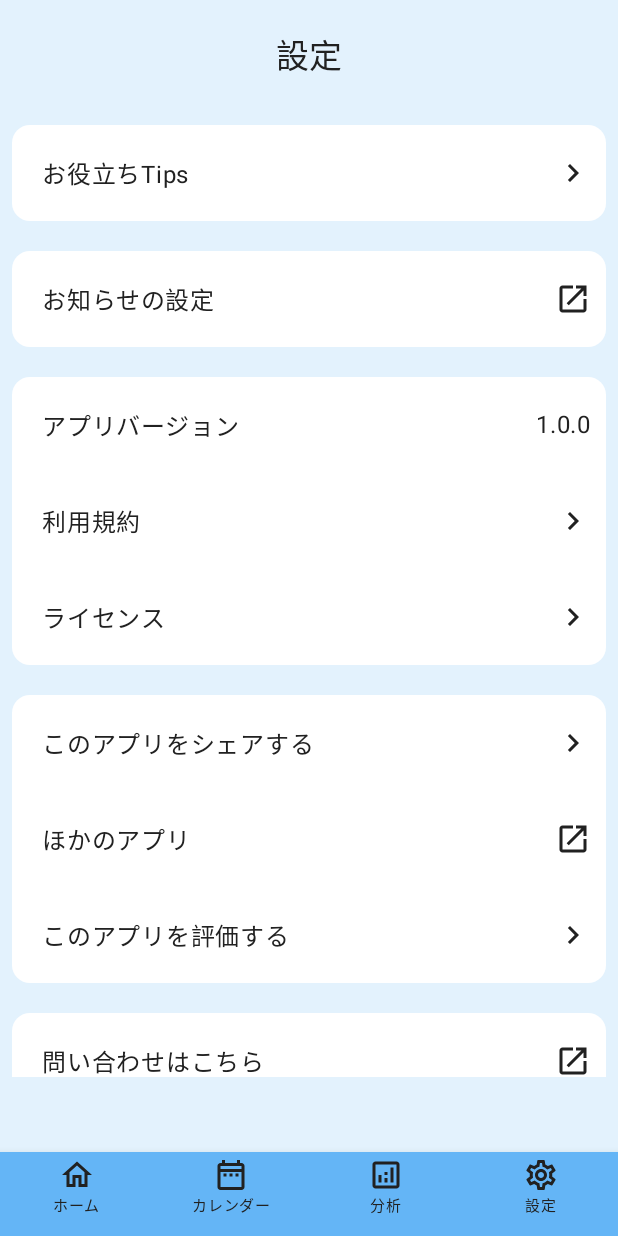
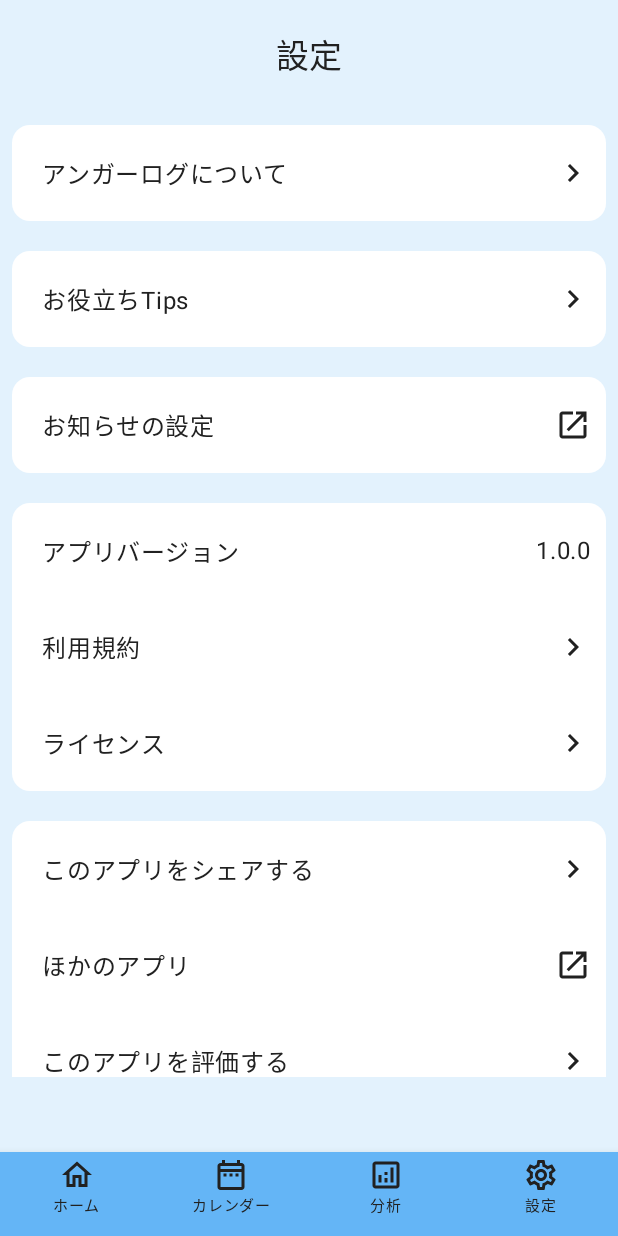
Before and after one commit to kurramkurram/AngerLog, an Android app built with Jetpack Compose: the SettingScreen screen opened through its navigation route, on a phone screen of 412 x 824 dp. Run offline under Robolectric (Android 15) with nearby library versions, the phone set to English and light mode, and no system bars; our stand-ins replace AdMob; 1 statement that could not run was skipped.

Commit message:
[Add] About App Screen

```diff
--- a/app/src/main/java/io/github/kurramkurram/angerlog/ui/navigation/AngerLogNavigation.kt
+++ b/app/src/main/java/io/github/kurramkurram/angerlog/ui/navigation/AngerLogNavigation.kt
@@ -9,6 +9,8 @@ import androidx.navigation.compose.composable
 import androidx.navigation.toRoute
 import io.github.kurramkurram.angerlog.data.repository.AgreementPolicyRepository
 import io.github.kurramkurram.angerlog.data.repository.AgreementPolicyRepositoryImpl
+import io.github.kurramkurram.angerlog.ui.screen.aboutapp.AboutApp
+import io.github.kurramkurram.angerlog.ui.screen.aboutapp.AboutAppScreen
 import io.github.kurramkurram.angerlog.ui.screen.analysis.Analysis
 import io.github.kurramkurram.angerlog.ui.screen.analysis.AnalysisScreen
 import io.github.kurramkurram.angerlog.ui.screen.calendar.Calendar
@@ -107,6 +109,7 @@ fun AngerLogNavHost(
         composable<Setting> {
             SettingScreen(
                 onItemTipsClick = { navController.navigate(route = Tips) },
+                onAboutAppClick = { navController.navigate(route = AboutApp) },
                 onPolicyClick = { navController.navigate(route = Policy) },
                 onLicenseClick = { navController.navigate(route = License) },
             )
@@ -123,6 +126,8 @@ fun AngerLogNavHost(
             )
         }
 
+        composable<AboutApp> { AboutAppScreen(onClickBack = { navController.popBackStack() }) }
+
         composable<Tips> { TipsScreen(onClickBack = { navController.popBackStack() }) }
 
         composable<License> { LicenseScreen(onClickButton = { navController.popBackStack() }) }
--- a/app/src/main/java/io/github/kurramkurram/angerlog/ui/screen/setting/SettingScreen.kt
+++ b/app/src/main/java/io/github/kurramkurram/angerlog/ui/screen/setting/SettingScreen.kt
@@ -56,6 +56,7 @@ object Setting
 @Composable
 fun SettingScreen(
     modifier: Modifier = Modifier,
+    onAboutAppClick: () -> Unit,
     onItemTipsClick: () -> Unit,
     onPolicyClick: () -> Unit,
     onLicenseClick: () -> Unit,
@@ -77,6 +78,16 @@ fun SettingScreen(
             textAlign = TextAlign.Center,
             style = MaterialTheme.typography.titleLarge,
         )
+
+        SettingScreenSectionItem {
+            // アンガーログについて
+            SettingScreenItem(
+                leading = stringResource(
+                    R.string.setting_about_app,
+                    stringResource(R.string.app_name)
+                )
+            ) { onAboutAppClick() }
+        }
 
         SettingScreenSectionItem {
             // お役立ち
--- a/app/src/main/res/values/strings.xml
+++ b/app/src/main/res/values/strings.xml
@@ -55,6 +55,7 @@
     <string name="analysis_lock_cd">機能が制限されています。</string>
 
     <string name="setting">設定</string>
+    <string name="setting_about_app">%sについて</string>
     <string name="setting_tips">お役立ちTips</string>
     <string name="setting_notification">お知らせの設定</string>
     <string name="setting_application_version">アプリバージョン</string>
@@ -99,6 +100,8 @@
     <string name="look_back_advice_title">当時の自分へアドバイスしてみましょう</string>
     <string name="look_back_advice_hint">例）急な用事ができなのかもしれない、連絡してみたらよかった</string>
 
+    <string name="about_app">%sについて</string>
+
     <string name="tips">お役立ちTips</string>
     <string name="tips_description">怒りをコントロールするためのお役立ち情報を紹介\n怒りを感じたら次のことをやってみましょう。</string>
     <string name="tips_category_change_of_pace">気分を変えてみる</string>
```
Also changed, not shown: app/src/main/java/io/github/kurramkurram/angerlog/ui/screen/aboutapp/AboutAppScreen.kt (added, +114 -0 lines). Lines whose indentation alone changed are shown as unchanged.
